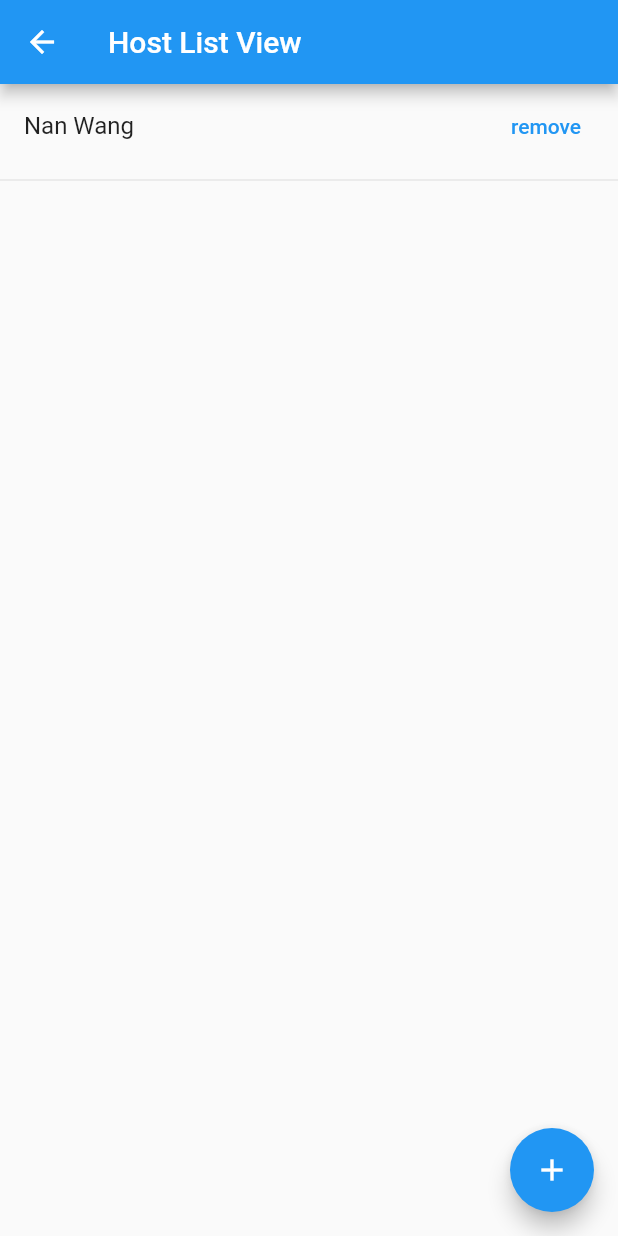
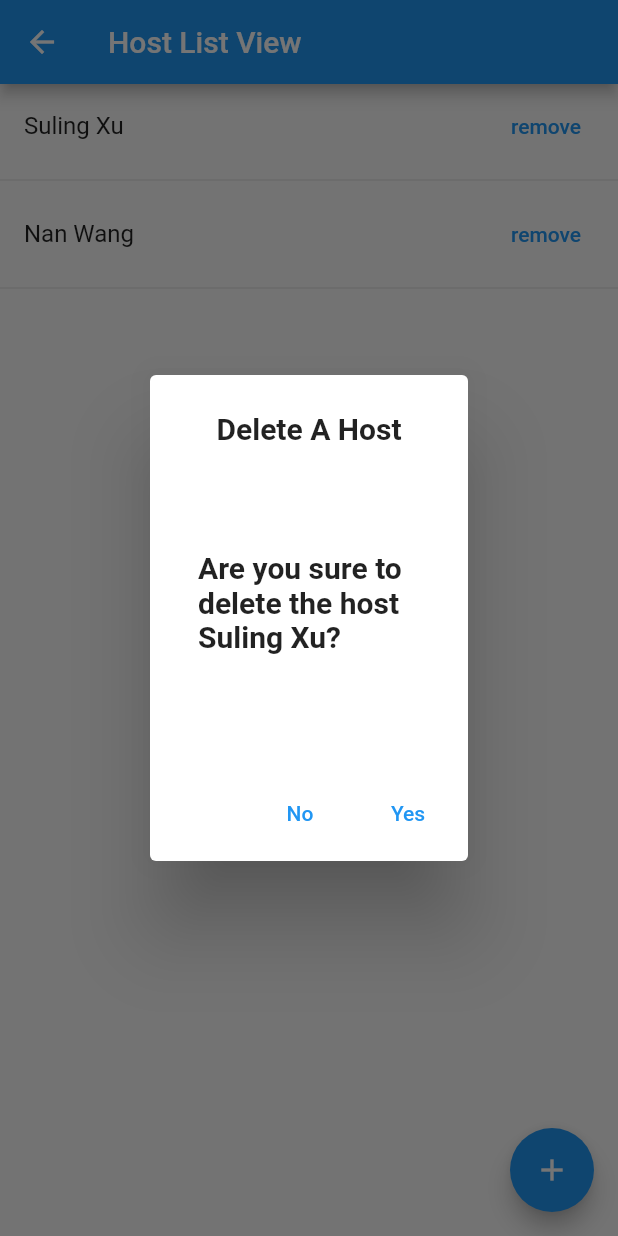
Before and after one commit to SulingXu/registry, a Flutter app: the HostListWidget screen opened directly with empty values, after a tap on "remove", on a phone screen of 412 x 824 dp. Run offline on Flutter 3.47's test engine with Material 2 defaults, Android fonts, the phone set to English and light mode, and no system bars.

Commit message:
Add delete-host-alert-dialog

```diff
--- a/lib/host_list/add_new_host_widget.dart
+++ b/lib/host_list/add_new_host_widget.dart
@@ -6,9 +6,9 @@ import 'package:registry/host_list/host_list_provider.dart';
 
 class AddNewHostWidget extends StatefulWidget {
   const AddNewHostWidget(
-      {Key? key, required this.checkDuplicatedHost, required this.completion})
+      {Key? key, required this.checkDuplicatedHost, required this.addHost})
       : super(key: key);
-  final Function(String) completion;
+  final Function(String) addHost;
   final bool Function(String) checkDuplicatedHost;
 
   @override
@@ -107,7 +107,7 @@ class _AddNewHostWidgetState extends State<AddNewHostWidget> {
             });
           } else {
             _isVisible = false;
-            widget.completion(
+            widget.addHost(
                 _hostNameTxt); // call the completion handler / function to trigger list updates
             Navigator.of(context).pop();
           }
--- /dev/null
+++ b/lib/host_list/delete_host_alert_dialog.dart
@@ -0,0 +1,49 @@
+import 'package:flutter/material.dart';
+import 'package:registry/styles.dart';
+
+class DeleteHostAlertDialog extends StatefulWidget {
+  const DeleteHostAlertDialog({Key? key, required this.hostName, required this.deleteHost}) : super(key: key);
+  final String hostName;
+  final void Function() deleteHost;
+  @override
+  _DeleteHostAlertDialogState createState() => _DeleteHostAlertDialogState();
+}
+
+class _DeleteHostAlertDialogState extends State<DeleteHostAlertDialog> {
+  final String _titleTxt = 'Delete A Host';
+  final String _questionTxt = 'Are you sure to delete the host ';
+  final String _cancelButtonTxt = 'No';
+  final String _continueButtonTxt ='Yes';
+
+  Widget cancelButton (BuildContext context) {
+    return TextButton(
+      child: Text(_cancelButtonTxt),
+      onPressed:  () {
+        Navigator.of(context).pop();
+      },
+    );
+  }
+
+  Widget continueButton (BuildContext context) {
+    return TextButton(
+      child: Text(_continueButtonTxt),
+      onPressed:  () {
+        widget.deleteHost();
+        Navigator.of(context).pop();
+      },
+    );
+  }
+
+  @override
+  Widget build(BuildContext context) {
+    return AlertDialog(
+      title: Center(child: Styles.text(_titleTxt, Styles.middleTextWithDefaultColor)),
+      insetPadding: EdgeInsets.symmetric(horizontal: 100, vertical: 250),
+      content: Center(child: Styles.paddingWithText(_questionTxt + widget.hostName + '?')),
+      actions: [
+        cancelButton(context),
+        continueButton(context),
+      ],
+    );
+  }
+}
--- a/lib/host_list/host_list_widget.dart
+++ b/lib/host_list/host_list_widget.dart
@@ -1,6 +1,7 @@
 import 'package:flutter/material.dart';
 import 'package:registry/host_list/host.dart';
 import 'package:registry/host_list/add_new_host_widget.dart';
+import 'package:registry/host_list/delete_host_alert_dialog.dart';
 import 'package:registry/host_list/host_list_provider.dart';
 import 'package:registry/guest_list/guest.dart';
 import 'package:registry/guest_list/guest_info_input_widget.dart';
@@ -40,7 +41,7 @@ class _HostListWidgetState extends State<HostListWidget> {
     return false;
   }
 
-  void _completion(String newHostName) {
+  void _addHost(String newHostName) {
     setState(() {
       widget.hostListProvider.addHost(Host(newHostName));
     });
@@ -61,9 +62,15 @@ class _HostListWidgetState extends State<HostListWidget> {
                 title: Text(host.name),
                 trailing: TextButton(
                     onPressed: () {
-                      setState(() {
-                        widget.hostListProvider.deleteHost(host);
-                      });
+                      showDialog<void>(
+                          context: context,
+                          builder: (BuildContext context) {
+                            return DeleteHostAlertDialog(
+                              hostName: host.name,
+                              deleteHost: () => setState(() =>
+                                  widget.hostListProvider.deleteHost(host)),
+                            );
+                          });
                     },
                     child: Text(deleteHostTxt)),
                 onTap: () {
@@ -88,7 +95,7 @@ class _HostListWidgetState extends State<HostListWidget> {
               builder: (BuildContext context) {
                 return AddNewHostWidget(
                   checkDuplicatedHost: _checkDuplicatedHost,
-                  completion: _completion,
+                  addHost: _addHost,
                 );
               });
         },
```
